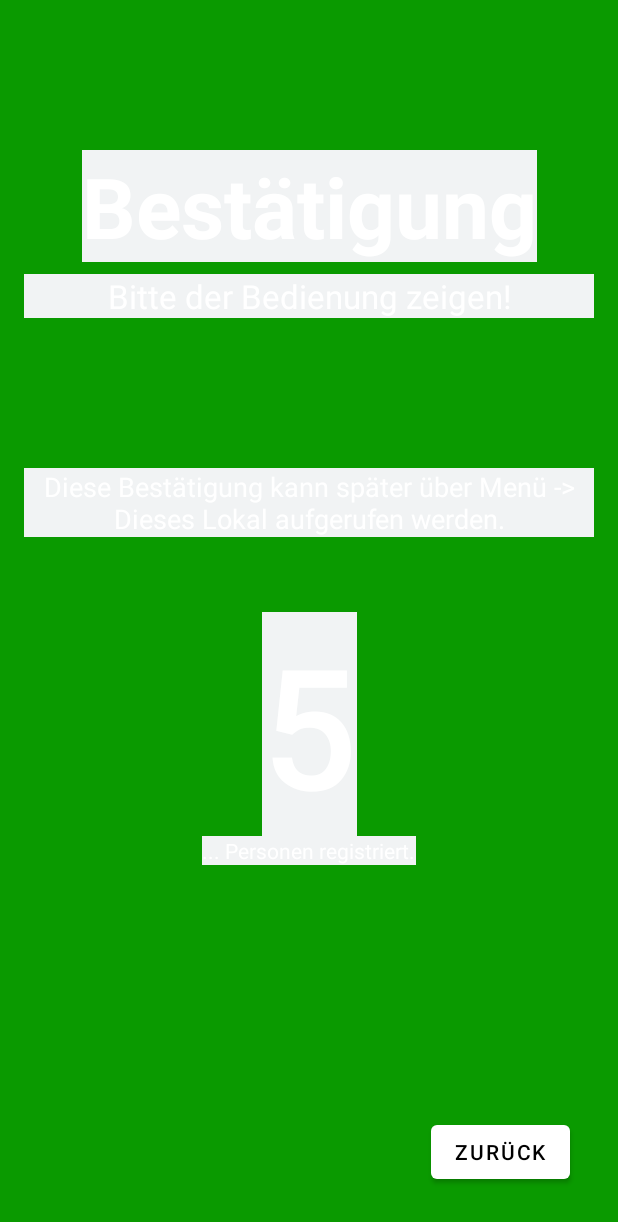
After one commit to ComTols/Hackaton2020, an Android app: the layout activity_show_ready.xml on its own in the app's theme, with its tools: preview values and no code run, on a phone screen of 412 x 824 dp. The commit adds this screen. Shown: the top 1222 px of the screen. Run offline under Robolectric (Android 15) with nearby library versions, the phone set to English and light mode, and no system bars.

Commit message:
Fehlerbehebung: QR-Code Scann funktioniert wieder
-night/themes.xml zurückgesetzt
--diese Datei hat einen nicht genau definierbaren Fehler produziert. Nach zurücksetzten funktioniert die App wieder einwandfrei

-activity_home_screen.xml zurückgesetzt
--android:background="?attr/android:background" ist nicht definiert

-Activity ShowReady hinzugefügt

```diff
--- a/app/src/main/AndroidManifest.xml
+++ b/app/src/main/AndroidManifest.xml
@@ -14,11 +14,10 @@
 		android:roundIcon="@mipmap/ic_launcher_round"
 		android:supportsRtl="true"
 		android:theme="@style/Theme.Hackaton2020">
+		<activity android:name=".AddPerson" />
+		<activity android:name=".CheckPerson" />
 		<activity android:name=".CreateAccount" />
-		<activity android:name=".CheckPerson" />
-		<activity android:name=".AddPerson" />
 		<activity android:name=".HomeScreen" />
-
 		<activity android:name=".MainActivity">
 			<intent-filter>
 				<action android:name="android.intent.action.MAIN" />
--- a/app/src/main/java/com/example/hackaton2020/CheckPerson.java
+++ b/app/src/main/java/com/example/hackaton2020/CheckPerson.java
@@ -15,7 +15,6 @@
 
 	CheckBox[] otherUsers = new CheckBox[70];
 	ConstraintLayout otherUsersList;
-	private String qrResult = getIntent().getStringExtra("qrResult");
 
 	@SuppressLint("SetTextI18n")
 	@Override
--- a/app/src/main/java/com/example/hackaton2020/MainActivity.java
+++ b/app/src/main/java/com/example/hackaton2020/MainActivity.java
@@ -5,7 +5,6 @@
 import android.content.SharedPreferences;
 import android.os.Bundle;
 import android.view.View;
-import android.widget.Button;
 import android.widget.ImageButton;
 import android.widget.TextView;
 
@@ -25,6 +24,7 @@
 
 	private ZXingScannerView scannerView;
 	private TextView textResult;
+	private ImageButton menuButton;
 
 	//Beim erstellen der Activity wird diese Methode aufgerufen
 	//Ruft onStart() auf
@@ -38,7 +38,7 @@
 		scannerView = findViewById(R.id.zxscan);
 		textResult = findViewById(R.id.txtBarcodeValue);
 
-		ImageButton menuButton = findViewById(R.id.buttonToMenu);
+		menuButton = findViewById(R.id.buttonToMenu);
 		menuButton.setOnClickListener(new View.OnClickListener() {
 			@Override
 			public void onClick(View v) {
@@ -117,10 +117,8 @@
 
 	@Override
 	public void handleResult(Result rawResult) {
-		//QR-Code Syntax: Veranstaltungstyp~ID~Name~Straße+Hausnr.~PLZ~Ort~Details
 		textResult.setText(rawResult.getText());
 		Intent intentCheckPerson = new Intent(this, CheckPerson.class);
-		intentCheckPerson.putExtra("qrResult", rawResult.getText());
 		startActivity(intentCheckPerson);
 	}
 }
--- /dev/null
+++ b/app/src/main/java/com/example/hackaton2020/ShowReady.java
@@ -0,0 +1,27 @@
+package com.example.hackaton2020;
+
+import androidx.appcompat.app.AppCompatActivity;
+
+import android.content.Intent;
+import android.os.Bundle;
+import android.view.View;
+import android.widget.Button;
+
+public class ShowReady extends AppCompatActivity {
+
+
+
+	@Override
+	protected void onCreate(Bundle savedInstanceState) {
+		super.onCreate(savedInstanceState);
+		setContentView(R.layout.activity_show_ready);
+
+		Button back = findViewById(R.id.showReady_backBtn);
+		back.setOnClickListener(new View.OnClickListener() {
+			@Override
+			public void onClick(View v) {
+				navigateUpTo(new Intent(getBaseContext(), MainActivity.class));
+			}
+		});
+	}
+}
--- a/app/src/main/res/layout/activity_home_screen.xml
+++ b/app/src/main/res/layout/activity_home_screen.xml
@@ -4,7 +4,6 @@
     xmlns:tools="http://schemas.android.com/tools"
     android:layout_width="match_parent"
     android:layout_height="match_parent"
-    android:background="?attr/android:background"
     tools:context=".HomeScreen">
 
     <androidx.appcompat.widget.Toolbar
--- a/app/src/main/res/layout/activity_main.xml
+++ b/app/src/main/res/layout/activity_main.xml
@@ -13,16 +13,14 @@
 		app:layout_constraintBottom_toBottomOf="parent"
 		app:layout_constraintEnd_toEndOf="parent"
 		app:layout_constraintStart_toStartOf="parent"
-		app:layout_constraintTop_toTopOf="parent">
-
-	</me.dm7.barcodescanner.zxing.ZXingScannerView>
+		app:layout_constraintTop_toTopOf="parent" />
 
 	<TextView
 		android:id="@+id/txtBarcodeValue"
 		android:layout_width="wrap_content"
 		android:layout_height="wrap_content"
 		android:layout_marginBottom="16dp"
-		android:text="@string/main_CodeResult"
+		android:text="No Barcode Detected"
 		app:layout_constraintBottom_toBottomOf="parent"
 		app:layout_constraintEnd_toEndOf="parent"
 		app:layout_constraintStart_toStartOf="parent" />
--- /dev/null
+++ b/app/src/main/res/layout/activity_show_ready.xml
@@ -0,0 +1,91 @@
+<?xml version="1.0" encoding="utf-8"?>
+<androidx.constraintlayout.widget.ConstraintLayout xmlns:android="http://schemas.android.com/apk/res/android"
+	xmlns:app="http://schemas.android.com/apk/res-auto"
+	xmlns:tools="http://schemas.android.com/tools"
+	android:layout_width="match_parent"
+	android:layout_height="match_parent"
+	android:background="@color/apply"
+	tools:context=".ShowReady">
+
+	<TextView
+		android:id="@+id/textView2"
+		android:layout_width="wrap_content"
+		android:layout_height="wrap_content"
+		android:layout_marginTop="100dp"
+		android:text="@string/showReady_headline"
+		android:textAppearance="@style/TextAppearance.AppCompat.Display3"
+		android:textColor="@color/white"
+		android:textStyle="bold"
+		app:layout_constraintEnd_toEndOf="parent"
+		app:layout_constraintStart_toStartOf="parent"
+		app:layout_constraintTop_toTopOf="parent" />
+
+	<TextView
+		android:id="@+id/textView3"
+		android:layout_width="0dp"
+		android:layout_height="wrap_content"
+		android:layout_marginStart="16dp"
+		android:layout_marginLeft="16dp"
+		android:layout_marginTop="8dp"
+		android:layout_marginEnd="16dp"
+		android:layout_marginRight="16dp"
+		android:gravity="center"
+		android:text="@string/showReady_subheading"
+		android:textAppearance="@style/TextAppearance.AppCompat.Large"
+		android:textColor="@color/white"
+		app:layout_constraintEnd_toEndOf="parent"
+		app:layout_constraintStart_toStartOf="parent"
+		app:layout_constraintTop_toBottomOf="@+id/textView2" />
+
+	<TextView
+		android:id="@+id/textView4"
+		android:layout_width="0dp"
+		android:layout_height="wrap_content"
+		android:layout_marginStart="16dp"
+		android:layout_marginLeft="16dp"
+		android:layout_marginTop="100dp"
+		android:layout_marginEnd="16dp"
+		android:layout_marginRight="16dp"
+		android:gravity="center"
+		android:text="@string/showReady_description"
+		android:textAppearance="@style/TextAppearance.AppCompat.Medium"
+		android:textColor="@color/white"
+		app:layout_constraintEnd_toEndOf="parent"
+		app:layout_constraintStart_toStartOf="parent"
+		app:layout_constraintTop_toBottomOf="@+id/textView3" />
+
+	<TextView
+		android:id="@+id/textView8"
+		android:layout_width="wrap_content"
+		android:layout_height="wrap_content"
+		android:layout_marginTop="50dp"
+		android:text="@string/showReady_personCount"
+		android:textAppearance="@style/TextAppearance.AppCompat.Display4"
+		android:textColor="@color/white"
+		android:textStyle="bold"
+		app:layout_constraintEnd_toEndOf="parent"
+		app:layout_constraintStart_toStartOf="parent"
+		app:layout_constraintTop_toBottomOf="@+id/textView4" />
+
+	<TextView
+		android:id="@+id/textView9"
+		android:layout_width="wrap_content"
+		android:layout_height="wrap_content"
+		android:text="@string/showReady_personCountDescription"
+		android:textColor="@color/white"
+		app:layout_constraintEnd_toEndOf="parent"
+		app:layout_constraintStart_toStartOf="parent"
+		app:layout_constraintTop_toBottomOf="@+id/textView8" />
+
+	<Button
+		android:id="@+id/showReady_backBtn"
+		android:layout_width="wrap_content"
+		android:layout_height="wrap_content"
+		android:layout_marginEnd="32dp"
+		android:layout_marginRight="32dp"
+		android:layout_marginBottom="32dp"
+		android:text="@string/back"
+		app:layout_constraintBottom_toBottomOf="parent"
+		app:layout_constraintEnd_toEndOf="parent" />
+
+</androidx.constraintlayout.widget.ConstraintLayout>
--- a/app/src/main/res/values-night/themes.xml
+++ b/app/src/main/res/values-night/themes.xml
@@ -2,17 +2,15 @@
     <!-- Base application theme. -->
     <style name="Theme.Hackaton2020" parent="Theme.MaterialComponents.DayNight.NoActionBar">
         <!-- Primary brand color. -->
-        <item name="colorPrimary">@color/blackForeground</item>
-        <item name="colorPrimaryVariant">@color/blackForeground2</item>
-        <item name="colorOnPrimary">@color/white</item>
+        <item name="colorPrimary">@color/primary</item>
+        <item name="colorPrimaryVariant">@color/primary_dark</item>
+        <item name="colorOnPrimary">@color/black</item>
         <!-- Secondary brand color. -->
-        <item name="colorSecondary">@color/accent</item>
-        <item name="colorSecondaryVariant">@color/accent_light</item>
+        <item name="colorSecondary">@color/primary</item>
+        <item name="colorSecondaryVariant">@color/primary_dark</item>
         <item name="colorOnSecondary">@color/black</item>
         <!-- Status bar color. -->
         <item name="android:statusBarColor" tools:targetApi="l">?attr/colorPrimaryVariant</item>
         <!-- Customize your theme here. -->
-        <item name="android:textColor">@color/white</item>
-        <item name="android:background">@color/blackBackground</item>
     </style>
 </resources>
--- a/app/src/main/res/values/strings.xml
+++ b/app/src/main/res/values/strings.xml
@@ -20,4 +20,10 @@
 	<string name="postcode">PLZ</string>
 	<string name="city">Ort</string>
 	<string name="mail">E-Mail</string>
+	<string name="showReady_headline">Bestätigung</string>
+	<string name="showReady_subheading">Bitte der Bedienung zeigen!</string>
+	<string name="showReady_description"><![CDATA[Diese Bestätigung kann später über Menü -> Dieses Lokal aufgerufen werden.]]></string>
+	<string name="showReady_personCount">5</string>
+	<string name="showReady_personCountDescription">... Personen registriert.</string>
+	<string name="back">Zurück</string>
 </resources>
```
